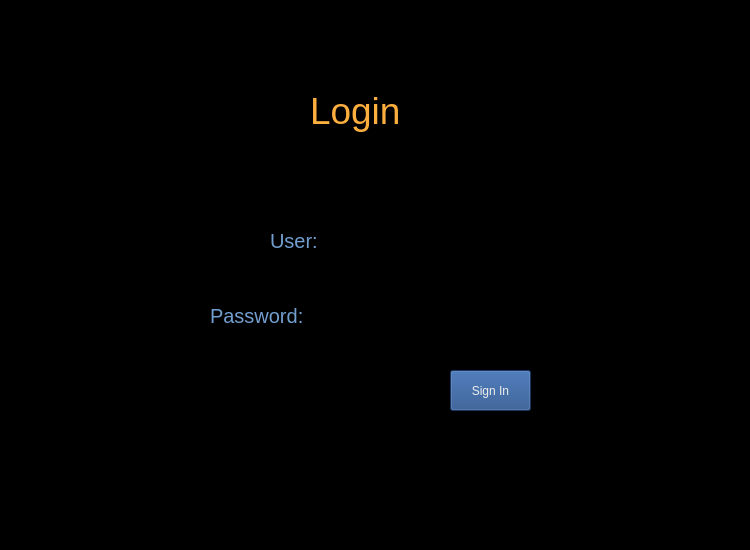
Before: the Qt Designer form qt_files/login_widget.ui in dpflores/qt_dashboard, drawn with Qt 5.
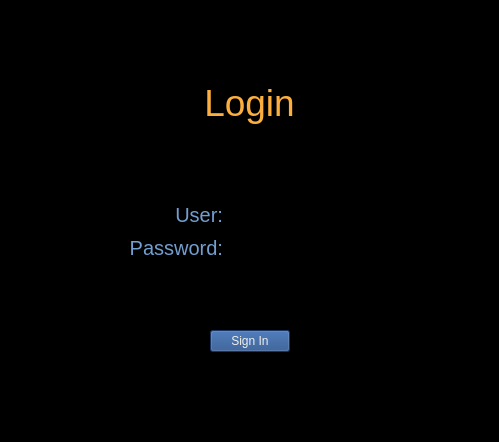
After: the same form once the commit is applied.

Commit message: working update, layout update needed

What changed in the file:
```diff
--- a/qt_files/login_widget.ui
+++ b/qt_files/login_widget.ui
@@ -6,8 +6,8 @@
    <rect>
     <x>0</x>
     <y>0</y>
-    <width>750</width>
-    <height>550</height>
+    <width>499</width>
+    <height>442</height>
    </rect>
   </property>
   <property name="windowTitle">
@@ -16,15 +16,11 @@
   <property name="styleSheet">
    <string notr="true">background-color: rgb(0, 0, 0);</string>
   </property>
+  <layout class="QGridLayout" name="gridLayout_2">
+   <item row="0" column="0">
+    <layout class="QVBoxLayout" name="verticalLayout" stretch="70,20,20,2,50,30">
+     <item>
   <widget class="QLabel" name="label">
-   <property name="geometry">
-    <rect>
-     <x>310</x>
-     <y>80</y>
-     <width>131</width>
-     <height>61</height>
-    </rect>
-   </property>
    <property name="styleSheet">
     <string notr="true">color:rgb(252, 175, 62);
 font-size:28pt;
@@ -34,16 +30,36 @@
    <property name="text">
     <string>Login</string>
    </property>
-  </widget>
+       <property name="alignment">
+        <set>Qt::AlignCenter</set>
+       </property>
+      </widget>
+     </item>
+     <item>
+      <layout class="QGridLayout" name="gridLayout">
+       <item row="0" column="2">
+        <widget class="QLineEdit" name="user">
+         <property name="styleSheet">
+          <string notr="true">font-size:12pt; color:rgb(238, 238, 236)
+</string>
+         </property>
+        </widget>
+       </item>
+       <item row="1" column="0">
+        <spacer name="horizontalSpacer">
+         <property name="orientation">
+          <enum>Qt::Horizontal</enum>
+         </property>
+         <property name="sizeHint" stdset="0">
+          <size>
+           <width>40</width>
+           <height>20</height>
+          </size>
+         </property>
+        </spacer>
+       </item>
+       <item row="0" column="1">
   <widget class="QLabel" name="label_2">
-   <property name="geometry">
-    <rect>
-     <x>270</x>
-     <y>230</y>
-     <width>80</width>
-     <height>21</height>
-    </rect>
-   </property>
    <property name="styleSheet">
     <string notr="true">font-size:15pt;
 color:rgb(114, 159, 207)</string>
@@ -51,16 +67,13 @@
    <property name="text">
     <string>User:</string>
    </property>
-  </widget>
+         <property name="alignment">
+          <set>Qt::AlignRight|Qt::AlignTrailing|Qt::AlignVCenter</set>
+         </property>
+        </widget>
+       </item>
+       <item row="1" column="1">
   <widget class="QLabel" name="label_3">
-   <property name="geometry">
-    <rect>
-     <x>210</x>
-     <y>300</y>
-     <width>121</width>
-     <height>31</height>
-    </rect>
-   </property>
    <property name="styleSheet">
     <string notr="true">font-size:15pt;
 color:rgb(114, 159, 207)</string>
@@ -68,30 +81,26 @@
    <property name="text">
     <string>Password:</string>
    </property>
-  </widget>
-  <widget class="QLineEdit" name="user">
-   <property name="geometry">
-    <rect>
-     <x>360</x>
-     <y>230</y>
-     <width>171</width>
-     <height>31</height>
-    </rect>
-   </property>
-   <property name="styleSheet">
-    <string notr="true">font-size:12pt; color:rgb(238, 238, 236)
-</string>
-   </property>
-  </widget>
+         <property name="alignment">
+          <set>Qt::AlignRight|Qt::AlignTrailing|Qt::AlignVCenter</set>
+         </property>
+        </widget>
+       </item>
+       <item row="1" column="3">
+        <spacer name="horizontalSpacer_2">
+         <property name="orientation">
+          <enum>Qt::Horizontal</enum>
+         </property>
+         <property name="sizeHint" stdset="0">
+          <size>
+           <width>40</width>
+           <height>20</height>
+          </size>
+         </property>
+        </spacer>
+       </item>
+       <item row="1" column="2">
   <widget class="QLineEdit" name="password">
-   <property name="geometry">
-    <rect>
-     <x>360</x>
-     <y>300</y>
-     <width>171</width>
-     <height>31</height>
-    </rect>
-   </property>
    <property name="styleSheet">
     <string notr="true">font-size:12pt; color:rgb(238, 238, 236)
 </string>
@@ -100,15 +109,83 @@
     <string/>
    </property>
   </widget>
+       </item>
+      </layout>
+     </item>
+     <item>
+      <layout class="QHBoxLayout" name="horizontalLayout_3" stretch="1,2,1">
+       <item>
+        <spacer name="horizontalSpacer_4">
+         <property name="orientation">
+          <enum>Qt::Horizontal</enum>
+         </property>
+         <property name="sizeHint" stdset="0">
+          <size>
+           <width>40</width>
+           <height>20</height>
+          </size>
+         </property>
+        </spacer>
+       </item>
+       <item>
+        <widget class="QLabel" name="error_label">
+         <property name="styleSheet">
+          <string notr="true">font-size:8pt;
+color:rgb(239, 41, 41);</string>
+         </property>
+         <property name="text">
+          <string/>
+         </property>
+         <property name="alignment">
+          <set>Qt::AlignCenter</set>
+         </property>
+        </widget>
+       </item>
+       <item>
+        <spacer name="horizontalSpacer_3">
+         <property name="orientation">
+          <enum>Qt::Horizontal</enum>
+         </property>
+         <property name="sizeHint" stdset="0">
+          <size>
+           <width>40</width>
+           <height>20</height>
+          </size>
+         </property>
+        </spacer>
+       </item>
+      </layout>
+     </item>
+     <item>
+      <spacer name="verticalSpacer">
+       <property name="orientation">
+        <enum>Qt::Vertical</enum>
+       </property>
+       <property name="sizeHint" stdset="0">
+        <size>
+         <width>20</width>
+         <height>40</height>
+        </size>
+       </property>
+      </spacer>
+     </item>
+     <item>
+      <layout class="QHBoxLayout" name="horizontalLayout_2">
+       <item>
+        <spacer name="horizontalSpacer_5">
+         <property name="orientation">
+          <enum>Qt::Horizontal</enum>
+         </property>
+         <property name="sizeHint" stdset="0">
+          <size>
+           <width>40</width>
+           <height>20</height>
+          </size>
+         </property>
+        </spacer>
+       </item>
+       <item>
   <widget class="QPushButton" name="sign_button">
-   <property name="geometry">
-    <rect>
-     <x>450</x>
-     <y>370</y>
-     <width>81</width>
-     <height>41</height>
-    </rect>
-   </property>
    <property name="styleSheet">
     <string notr="true">color:rgb(238, 238, 236);
 
@@ -118,23 +195,38 @@
     <string>Sign In</string>
    </property>
   </widget>
-  <widget class="QLabel" name="error_label">
-   <property name="geometry">
-    <rect>
-     <x>360</x>
-     <y>340</y>
-     <width>191</width>
-     <height>21</height>
-    </rect>
-   </property>
-   <property name="styleSheet">
-    <string notr="true">font-size:8pt;
-color:rgb(239, 41, 41);</string>
-   </property>
-   <property name="text">
-    <string/>
-   </property>
-  </widget>
+       </item>
+       <item>
+        <spacer name="horizontalSpacer_6">
+         <property name="orientation">
+          <enum>Qt::Horizontal</enum>
+         </property>
+         <property name="sizeHint" stdset="0">
+          <size>
+           <width>40</width>
+           <height>20</height>
+          </size>
+         </property>
+        </spacer>
+       </item>
+      </layout>
+     </item>
+     <item>
+      <spacer name="verticalSpacer_2">
+       <property name="orientation">
+        <enum>Qt::Vertical</enum>
+       </property>
+       <property name="sizeHint" stdset="0">
+        <size>
+         <width>20</width>
+         <height>40</height>
+        </size>
+       </property>
+      </spacer>
+     </item>
+    </layout>
+   </item>
+  </layout>
  </widget>
  <resources/>
  <connections/>
```
Lines whose indentation alone changed are shown as unchanged. The commit also changes 7 other files.
